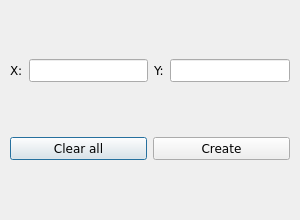
Before: the Qt Designer form main/add_objects_forms/add_target_form.ui in UmbrellaLeaf5/locus_no_pilotus, drawn with Qt 5.
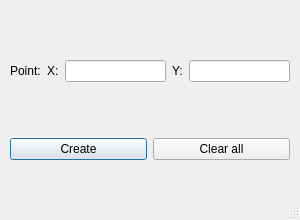
After: the same form once the commit is applied. Icons and pictures are not drawn.

Commit message: update add gui objects forms

```diff
--- a/main/add_objects_forms/add_target_form.ui
+++ b/main/add_objects_forms/add_target_form.ui
@@ -10,8 +10,30 @@
     <height>220</height>
    </rect>
   </property>
+  <property name="sizePolicy">
+   <sizepolicy hsizetype="Fixed" vsizetype="Fixed">
+    <horstretch>0</horstretch>
+    <verstretch>0</verstretch>
+   </sizepolicy>
+  </property>
+  <property name="minimumSize">
+   <size>
+    <width>300</width>
+    <height>220</height>
+   </size>
+  </property>
   <property name="windowTitle">
-   <string>Dialog</string>
+   <string>Add Target</string>
+  </property>
+  <property name="windowIcon">
+   <iconset>
+    <normaloff>../images/target.png</normaloff>../images/target.png</iconset>
+  </property>
+  <property name="sizeGripEnabled">
+   <bool>true</bool>
+  </property>
+  <property name="modal">
+   <bool>true</bool>
   </property>
   <widget class="QWidget" name="gridLayoutWidget">
    <property name="geometry">
@@ -25,11 +47,23 @@
    <layout class="QGridLayout" name="gridLayout">
     <item row="0" column="0">
      <layout class="QHBoxLayout" name="inputLayout">
+      <item>
+       <widget class="QLabel" name="pointLabel">
+        <property name="font">
+         <font>
+          <family>Segoe UI</family>
+         </font>
+        </property>
+        <property name="text">
+         <string>Point:</string>
+        </property>
+       </widget>
+      </item>
       <item>
        <widget class="QLabel" name="abscissaLabel">
         <property name="font">
          <font>
-          <family>Verdana</family>
+          <family>Segoe UI</family>
          </font>
         </property>
         <property name="text">
@@ -41,7 +75,7 @@
        <widget class="QLineEdit" name="abscissaLineEdit">
         <property name="font">
          <font>
-          <family>Verdana</family>
+          <family>Segoe UI</family>
          </font>
         </property>
        </widget>
@@ -50,7 +84,7 @@
        <widget class="QLabel" name="ordinateLabel">
         <property name="font">
          <font>
-          <family>Verdana</family>
+          <family>Segoe UI</family>
          </font>
         </property>
         <property name="text">
@@ -62,7 +96,7 @@
        <widget class="QLineEdit" name="ordinateLineEdit">
         <property name="font">
          <font>
-          <family>Verdana</family>
+          <family>Segoe UI</family>
          </font>
         </property>
        </widget>
@@ -71,23 +105,11 @@
     </item>
     <item row="1" column="0">
      <layout class="QHBoxLayout" name="buttonsLayout">
-      <item>
-       <widget class="QPushButton" name="clearPushButton">
-        <property name="font">
-         <font>
-          <family>Verdana</family>
-         </font>
-        </property>
-        <property name="text">
-         <string>Clear all</string>
-        </property>
-       </widget>
-      </item>
       <item>
        <widget class="QPushButton" name="createPushButton">
         <property name="font">
          <font>
-          <family>Verdana</family>
+          <family>Segoe UI</family>
          </font>
         </property>
         <property name="text">
@@ -95,6 +117,18 @@
         </property>
        </widget>
       </item>
+      <item>
+       <widget class="QPushButton" name="clearPushButton">
+        <property name="font">
+         <font>
+          <family>Segoe UI</family>
+         </font>
+        </property>
+        <property name="text">
+         <string>Clear all</string>
+        </property>
+       </widget>
+      </item>
      </layout>
     </item>
    </layout>
```
The commit also changes 6 other files.
